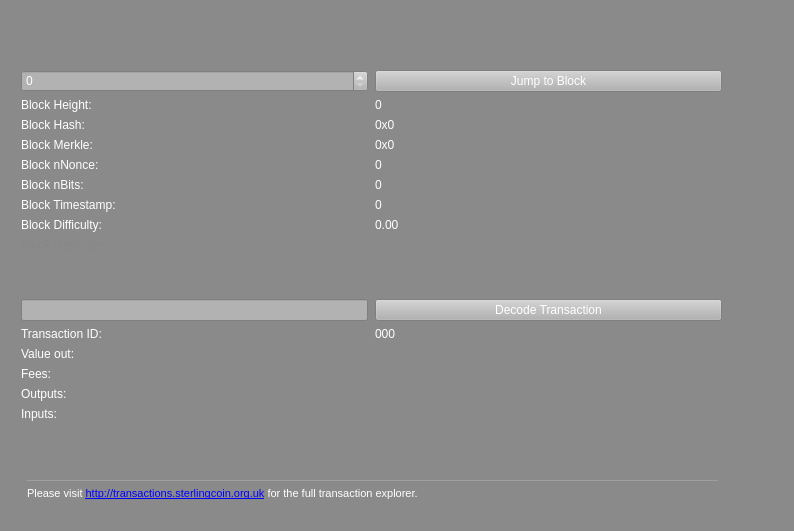
Before: the Qt Designer form src/qt/forms/blockbrowser.ui in Sterlingcoin/Sterlingcoin-1.6.2.0-Release, drawn with Qt 5.
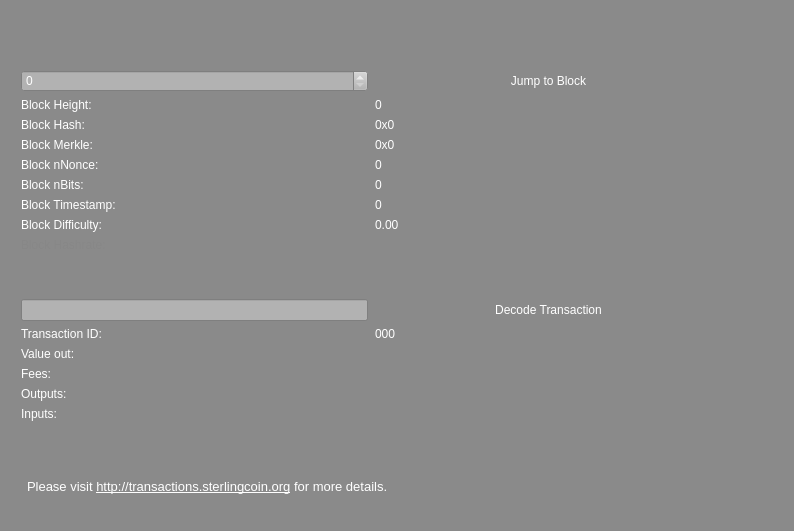
After: the same form once the commit is applied. Icons and pictures are not drawn.

Diff of the .ui file:
```diff
--- a/src/qt/forms/blockbrowser.ui
+++ b/src/qt/forms/blockbrowser.ui
@@ -123,7 +123,7 @@
       <bool>false</bool>
      </property>
      <property name="styleSheet">
-      <string notr="true">background-color: rgb(138, 138, 138);</string>
+      <string notr="true">background: transparent;</string>
      </property>
      <widget class="QWidget" name="layoutWidget_2">
       <property name="geometry">
@@ -170,10 +170,10 @@
             </colorrole>
             <colorrole role="Button">
              <brush brushstyle="SolidPattern">
-              <color alpha="255">
-               <red>178</red>
-               <green>178</green>
-               <blue>178</blue>
+              <color alpha="0">
+               <red>0</red>
+               <green>0</green>
+               <blue>0</blue>
               </color>
              </brush>
             </colorrole>
@@ -197,19 +197,19 @@
             </colorrole>
             <colorrole role="Base">
              <brush brushstyle="SolidPattern">
-              <color alpha="255">
-               <red>178</red>
-               <green>178</green>
-               <blue>178</blue>
+              <color alpha="0">
+               <red>0</red>
+               <green>0</green>
+               <blue>0</blue>
               </color>
              </brush>
             </colorrole>
             <colorrole role="Window">
              <brush brushstyle="SolidPattern">
-              <color alpha="255">
-               <red>178</red>
-               <green>178</green>
-               <blue>178</blue>
+              <color alpha="0">
+               <red>0</red>
+               <green>0</green>
+               <blue>0</blue>
               </color>
              </brush>
             </colorrole>
@@ -226,10 +226,10 @@
             </colorrole>
             <colorrole role="Button">
              <brush brushstyle="SolidPattern">
-              <color alpha="255">
-               <red>178</red>
-               <green>178</green>
-               <blue>178</blue>
+              <color alpha="0">
+               <red>0</red>
+               <green>0</green>
+               <blue>0</blue>
               </color>
              </brush>
             </colorrole>
@@ -253,19 +253,19 @@
             </colorrole>
             <colorrole role="Base">
              <brush brushstyle="SolidPattern">
-              <color alpha="255">
-               <red>178</red>
-               <green>178</green>
-               <blue>178</blue>
+              <color alpha="0">
+               <red>0</red>
+               <green>0</green>
+               <blue>0</blue>
               </color>
              </brush>
             </colorrole>
             <colorrole role="Window">
              <brush brushstyle="SolidPattern">
-              <color alpha="255">
-               <red>178</red>
-               <green>178</green>
-               <blue>178</blue>
+              <color alpha="0">
+               <red>0</red>
+               <green>0</green>
+               <blue>0</blue>
               </color>
              </brush>
             </colorrole>
@@ -282,10 +282,10 @@
             </colorrole>
             <colorrole role="Button">
              <brush brushstyle="SolidPattern">
-              <color alpha="255">
-               <red>178</red>
-               <green>178</green>
-               <blue>178</blue>
+              <color alpha="0">
+               <red>0</red>
+               <green>0</green>
+               <blue>0</blue>
               </color>
              </brush>
             </colorrole>
@@ -309,19 +309,19 @@
             </colorrole>
             <colorrole role="Base">
              <brush brushstyle="SolidPattern">
-              <color alpha="255">
-               <red>178</red>
-               <green>178</green>
-               <blue>178</blue>
+              <color alpha="0">
+               <red>0</red>
+               <green>0</green>
+               <blue>0</blue>
               </color>
              </brush>
             </colorrole>
             <colorrole role="Window">
              <brush brushstyle="SolidPattern">
-              <color alpha="255">
-               <red>178</red>
-               <green>178</green>
-               <blue>178</blue>
+              <color alpha="0">
+               <red>0</red>
+               <green>0</green>
+               <blue>0</blue>
               </color>
              </brush>
             </colorrole>
@@ -329,12 +329,14 @@
           </palette>
          </property>
          <property name="styleSheet">
-          <string notr="true">background-color: rgb(178, 178, 178);
-color:rgb(255, 255, 255);</string>
+          <string notr="true">color:rgb(255, 255, 255);</string>
          </property>
          <property name="text">
           <string>Decode Transaction</string>
          </property>
+         <property name="flat">
+          <bool>true</bool>
+         </property>
         </widget>
        </item>
        <item row="17" column="0">
@@ -2048,10 +2050,10 @@
             </colorrole>
             <colorrole role="Button">
              <brush brushstyle="SolidPattern">
-              <color alpha="255">
-               <red>178</red>
-               <green>178</green>
-               <blue>178</blue>
+              <color alpha="0">
+               <red>0</red>
+               <green>0</green>
+               <blue>0</blue>
               </color>
              </brush>
             </colorrole>
@@ -2075,19 +2077,19 @@
             </colorrole>
             <colorrole role="Base">
              <brush brushstyle="SolidPattern">
-              <color alpha="255">
-               <red>178</red>
-               <green>178</green>
-               <blue>178</blue>
+              <color alpha="0">
+               <red>0</red>
+               <green>0</green>
+               <blue>0</blue>
               </color>
              </brush>
             </colorrole>
             <colorrole role="Window">
              <brush brushstyle="SolidPattern">
-              <color alpha="255">
-               <red>178</red>
-               <green>178</green>
-               <blue>178</blue>
+              <color alpha="0">
+               <red>0</red>
+               <green>0</green>
+               <blue>0</blue>
               </color>
              </brush>
             </colorrole>
@@ -2104,10 +2106,10 @@
             </colorrole>
             <colorrole role="Button">
              <brush brushstyle="SolidPattern">
-              <color alpha="255">
-               <red>178</red>
-               <green>178</green>
-               <blue>178</blue>
+              <color alpha="0">
+               <red>0</red>
+               <green>0</green>
+               <blue>0</blue>
               </color>
              </brush>
             </colorrole>
@@ -2131,19 +2133,19 @@
             </colorrole>
             <colorrole role="Base">
              <brush brushstyle="SolidPattern">
-              <color alpha="255">
-               <red>178</red>
-               <green>178</green>
-               <blue>178</blue>
+              <color alpha="0">
+               <red>0</red>
+               <green>0</green>
+               <blue>0</blue>
               </color>
              </brush>
             </colorrole>
             <colorrole role="Window">
              <brush brushstyle="SolidPattern">
-              <color alpha="255">
-               <red>178</red>
-               <green>178</green>
-               <blue>178</blue>
+              <color alpha="0">
+               <red>0</red>
+               <green>0</green>
+               <blue>0</blue>
               </color>
              </brush>
             </colorrole>
@@ -2160,10 +2162,10 @@
             </colorrole>
             <colorrole role="Button">
              <brush brushstyle="SolidPattern">
-              <color alpha="255">
-               <red>178</red>
-               <green>178</green>
-               <blue>178</blue>
+              <color alpha="0">
+               <red>0</red>
+               <green>0</green>
+               <blue>0</blue>
               </color>
              </brush>
             </colorrole>
@@ -2187,19 +2189,19 @@
             </colorrole>
             <colorrole role="Base">
              <brush brushstyle="SolidPattern">
-              <color alpha="255">
-               <red>178</red>
-               <green>178</green>
-               <blue>178</blue>
+              <color alpha="0">
+               <red>0</red>
+               <green>0</green>
+               <blue>0</blue>
               </color>
              </brush>
             </colorrole>
             <colorrole role="Window">
              <brush brushstyle="SolidPattern">
-              <color alpha="255">
-               <red>178</red>
-               <green>178</green>
-               <blue>178</blue>
+              <color alpha="0">
+               <red>0</red>
+               <green>0</green>
+               <blue>0</blue>
               </color>
              </brush>
             </colorrole>
@@ -2207,12 +2209,20 @@
           </palette>
          </property>
          <property name="styleSheet">
-          <string notr="true">background-color: rgb(178, 178, 178);
-color:rgb(255, 255, 255);</string>
+          <string notr="true">color:rgb(255, 255, 255);</string>
          </property>
          <property name="text">
           <string>Jump to Block</string>
          </property>
+         <property name="autoDefault">
+          <bool>true</bool>
+         </property>
+         <property name="default">
+          <bool>true</bool>
+         </property>
+         <property name="flat">
+          <bool>true</bool>
+         </property>
         </widget>
        </item>
        <item row="5" column="0">
@@ -4567,7 +4577,13 @@
        </rect>
       </property>
       <property name="text">
-       <string>&lt;html&gt;&lt;head/&gt;&lt;body&gt;&lt;p&gt;&lt;span style=&quot; font-size:8pt; color:#ffffff;&quot;&gt;&lt;hr/&gt;Please visit &lt;/span&gt;&lt;a href=&quot;http://transactions.sterlingcoin.org.uk &quot;&gt;&lt;span style=&quot; font-size:8pt; text-decoration: underline; color:#0000ff;&quot;&gt;http://transactions.sterlingcoin.org.uk&lt;/span&gt;&lt;/a&gt;&lt;span style=&quot; font-size:8pt; color:#ffffff;&quot;&gt; for the full transaction explorer.&lt;/span&gt;&lt;/p&gt;&lt;/body&gt;&lt;/html&gt;</string>
+       <string>&lt;html&gt;&lt;head/&gt;&lt;body&gt;&lt;p&gt;&lt;span style=&quot; font-size:10pt; color:#ffffff; background-color:transparent;&quot;&gt;Please visit &lt;/span&gt;&lt;a href=&quot;http://transactions.sterlingcoin.org &quot;&gt;&lt;span style=&quot; font-size:10pt; text-decoration: underline; color:#ffffff; background-color:transparent;&quot;&gt;http://transactions.sterlingcoin.org&lt;/span&gt;&lt;/a&gt;&lt;span style=&quot; font-size:10pt; color:#ffffff; background-color:transparent;&quot;&gt; for more details.&lt;/span&gt;&lt;/p&gt;&lt;/body&gt;&lt;/html&gt;</string>
+      </property>
+      <property name="textFormat">
+       <enum>Qt::RichText</enum>
+      </property>
+      <property name="openExternalLinks">
+       <bool>true</bool>
       </property>
      </widget>
      <widget class="QLabel" name="label_2">
```
Left out of the diff: 1986 changed lines with no effect on the pictures.
